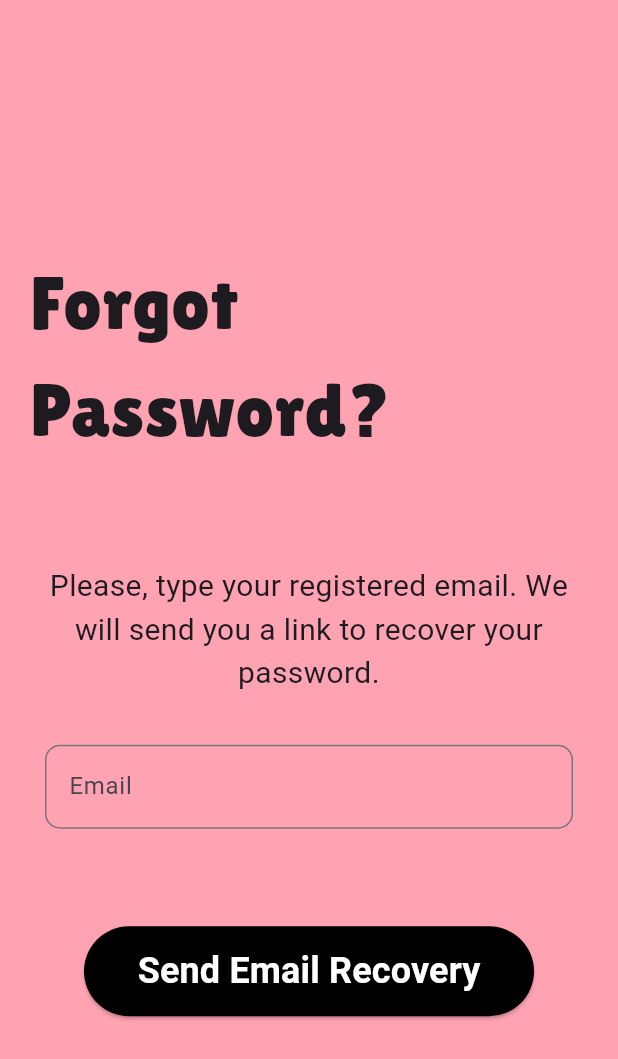
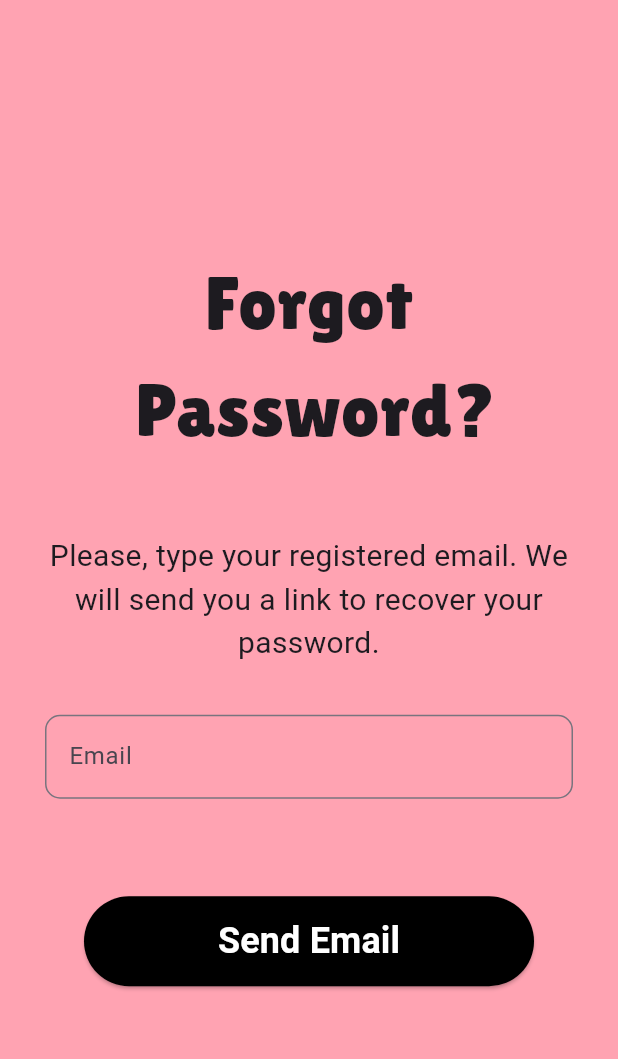
Before and after one commit to ericadiogo/piggy, a Flutter app: the ForgotPassScreen screen opened directly, on a phone screen of 412 x 824 dp. Shown: the top 1059 px of the screen. Run offline on Flutter 3.47's test engine with Material 3 defaults, Android fonts, the light colour scheme and no system bars; our stand-ins replace firebase_auth, firebase_core; accounts and stored records are empty.

Commit message:
PIGGY-0011: Forgot password working.

```diff
--- a/lib/screens/forgot_pass_screen.dart
+++ b/lib/screens/forgot_pass_screen.dart
@@ -29,6 +29,8 @@ class _ForgotPassScreenState extends State<ForgotPassScreen>{
         ),
       );
     }
+    Navigator.push(context,
+      MaterialPageRoute(builder: (context) => LoginScreen(),),);
   }
 
   @override
@@ -42,15 +44,12 @@ class _ForgotPassScreenState extends State<ForgotPassScreen>{
           mainAxisAlignment: MainAxisAlignment.center,
           crossAxisAlignment: CrossAxisAlignment.center,
           children: [
-            Padding(
-                padding: EdgeInsets.all(20),
-                child:
-                  Text('Forgot Password?',
-                      style: TextStyle(
-                        fontSize: 50,
-                        fontFamily: 'Lilita One',
-                      )
-                  ),
+            Text('Forgot \n Password?',
+              textAlign: TextAlign.center,
+              style: TextStyle(
+                 fontSize: 50,
+                 fontFamily: 'Lilita One',
+               ),
             ),
             SizedBox(height: 20,),
             Container(
@@ -65,7 +64,8 @@ class _ForgotPassScreenState extends State<ForgotPassScreen>{
             Container(
               padding: EdgeInsets.fromLTRB(30,5,30,5),
               child:
-              TextField(decoration: InputDecoration(
+              TextField(controller: _emailController,
+                decoration: InputDecoration(
                 border: OutlineInputBorder(
                   borderRadius: BorderRadius.circular(10),
                   borderSide: BorderSide(
@@ -88,7 +88,7 @@ class _ForgotPassScreenState extends State<ForgotPassScreen>{
                 padding: MaterialStateProperty.all<EdgeInsets>(EdgeInsets.all(10),),
                 fixedSize: MaterialStateProperty.all<Size>(Size(300.0, 60.0),),
               ),
-              child: Text('Send Email Recovery',
+              child: Text('Send Email',
                 style: TextStyle(
                   color: Colors.white,
                   fontWeight: FontWeight.bold,
```
Also changed, not shown: pubspec.yaml (+6 -6 lines).
